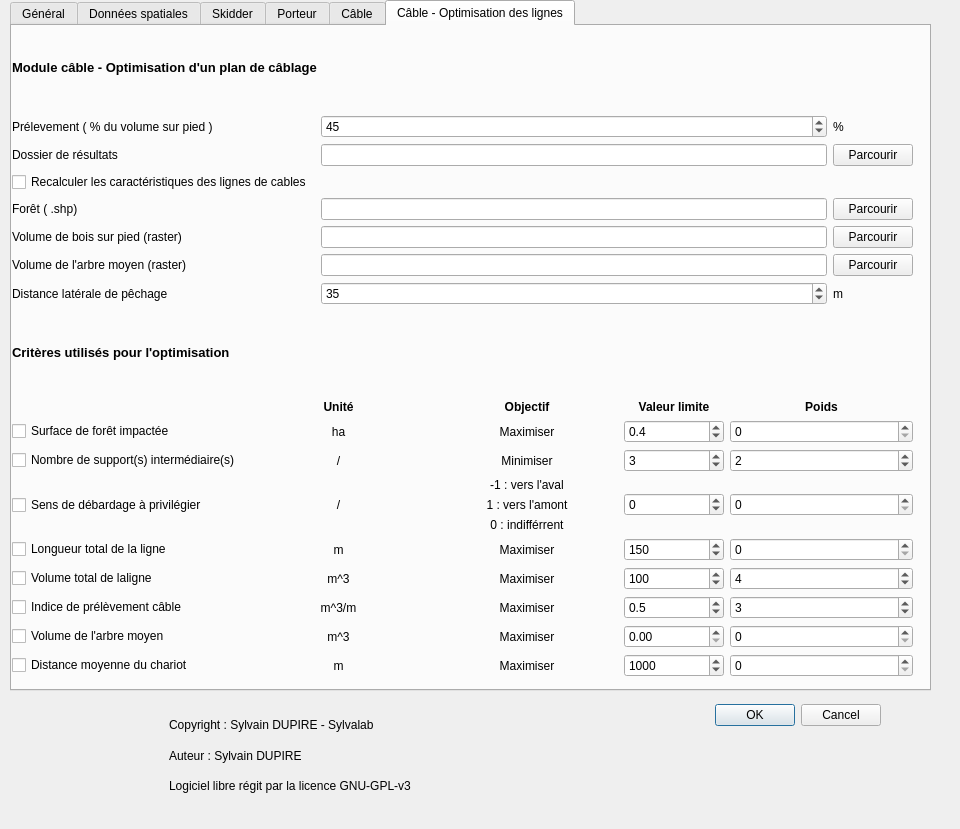
Tijjat/Sylvaccess_qgis_plugin, file sylvaccess_plugin/sylvaccess_plugin_dialog_base.ui: the form before one commit.
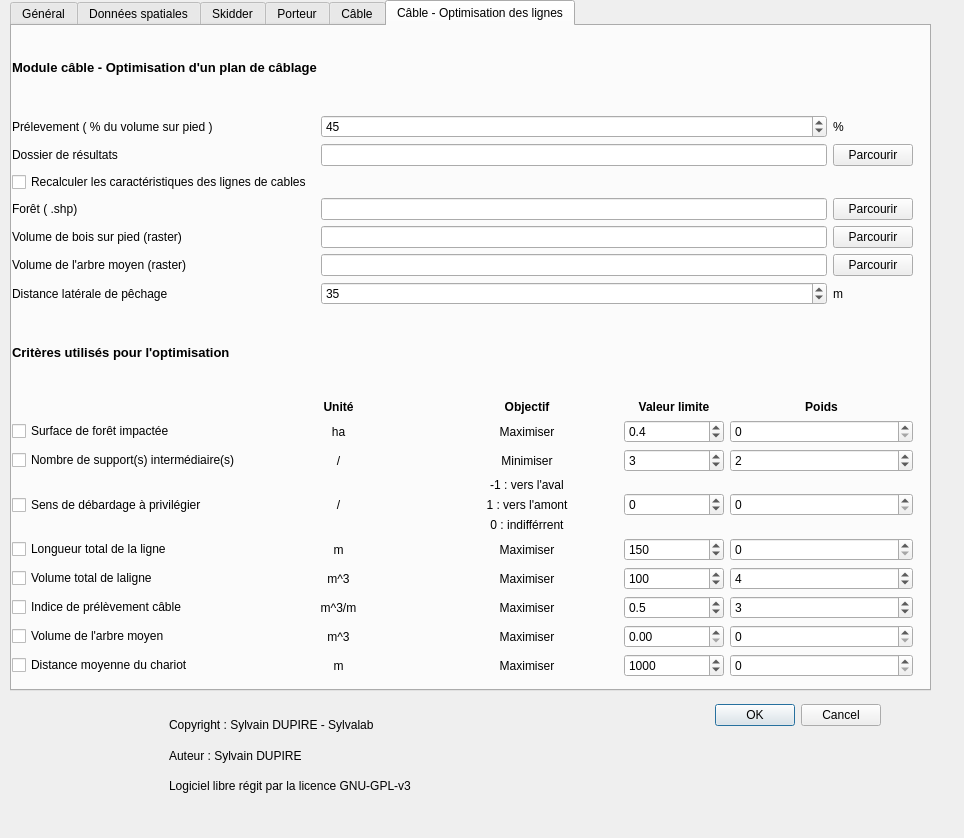
The form after the commit. The open tabs and pages were chosen to show the change. Icons and pictures are not drawn.

Commit message:
boutons parcourir fonctionelles
les boutons parcourir qui ouvre l'explorateur de fichier fonctionnent, il manque encore l'extension a choisir, ainsi que le print dans la zone de texte associé

The edit to the form file:
```diff
--- a/sylvaccess_plugin/sylvaccess_plugin_dialog_base.ui
+++ b/sylvaccess_plugin/sylvaccess_plugin_dialog_base.ui
@@ -6,8 +6,8 @@
    <rect>
     <x>0</x>
     <y>0</y>
-    <width>960</width>
-    <height>829</height>
+    <width>964</width>
+    <height>838</height>
    </rect>
   </property>
   <property name="windowTitle">
@@ -3569,7 +3569,7 @@
          </widget>
         </item>
         <item row="6" column="2">
-         <widget class="QPushButton" name="pushButton_17">
+         <widget class="QPushButton" name="pushButton_16">
           <property name="text">
            <string>Parcourir</string>
           </property>
@@ -3622,7 +3622,7 @@
          </widget>
         </item>
         <item row="1" column="2">
-         <widget class="QPushButton" name="pushButton_14">
+         <widget class="QPushButton" name="pushButton_17">
           <property name="text">
            <string>Parcourir</string>
           </property>
@@ -3660,7 +3660,7 @@
          </widget>
         </item>
         <item row="5" column="2">
-         <widget class="QPushButton" name="pushButton_16">
+         <widget class="QPushButton" name="pushButton_15">
           <property name="text">
            <string>Parcourir</string>
           </property>
@@ -3674,7 +3674,7 @@
          </widget>
         </item>
         <item row="4" column="2">
-         <widget class="QPushButton" name="pushButton_15">
+         <widget class="QPushButton" name="pushButton_14">
           <property name="text">
            <string>Parcourir</string>
           </property>
```
Left out of the diff: 4 changed lines with no effect on the pictures. The commit also changes 5 other files.
